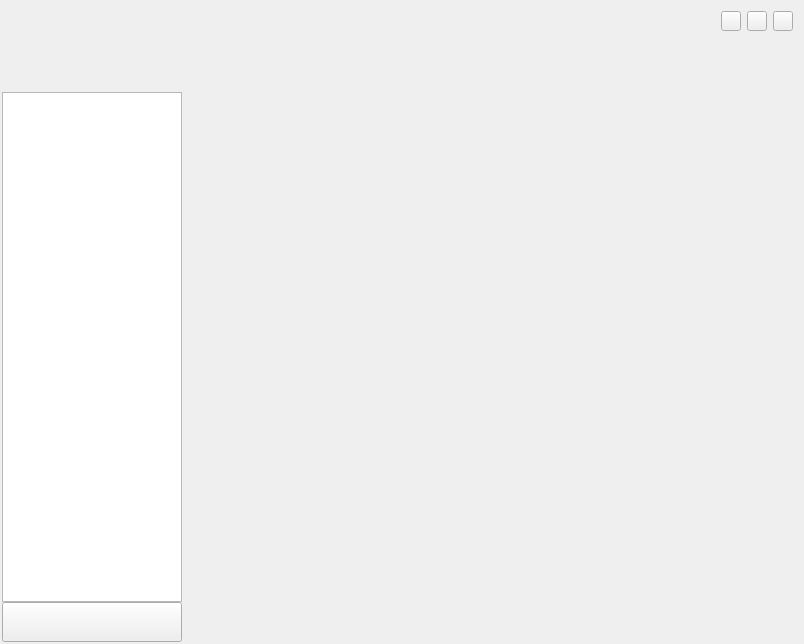
Before: the Qt Designer form widget.ui in LearnALittleMore/cyg-tool, drawn with Qt 5.
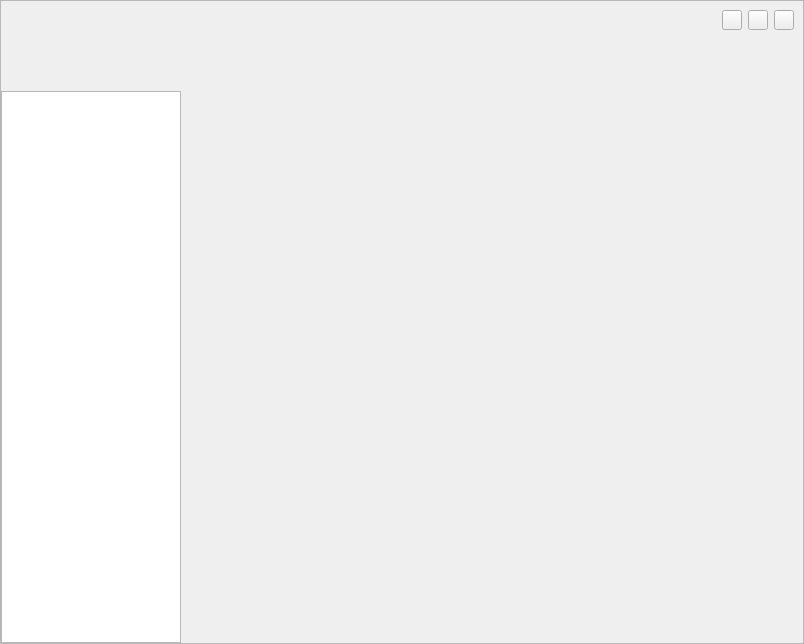
After: the same form once the commit is applied.

Commit message: [*]修改布局 [!]fix bugs

The edit to the form file:
```diff
--- a/widget.ui
+++ b/widget.ui
@@ -21,114 +21,44 @@
   </property>
   <layout class="QGridLayout" name="gridLayout">
    <property name="leftMargin">
-    <number>2</number>
+    <number>0</number>
    </property>
    <property name="topMargin">
-    <number>2</number>
+    <number>0</number>
    </property>
    <property name="rightMargin">
-    <number>2</number>
+    <number>0</number>
    </property>
    <property name="bottomMargin">
-    <number>2</number>
+    <number>0</number>
    </property>
    <property name="spacing">
     <number>0</number>
    </property>
    <item row="0" column="0">
-    <widget class="QWidget" name="widget_name" native="true">
-     <property name="sizePolicy">
-      <sizepolicy hsizetype="Fixed" vsizetype="Fixed">
-       <horstretch>0</horstretch>
-       <verstretch>0</verstretch>
-      </sizepolicy>
+    <widget class="QFrame" name="frame_background">
+     <property name="frameShape">
+      <enum>QFrame::Shape::StyledPanel</enum>
      </property>
-     <property name="minimumSize">
-      <size>
-       <width>180</width>
-       <height>90</height>
-      </size>
+     <property name="frameShadow">
+      <enum>QFrame::Shadow::Raised</enum>
      </property>
-     <property name="maximumSize">
-      <size>
-       <width>180</width>
-       <height>90</height>
-      </size>
-     </property>
-     <property name="styleSheet">
-      <string notr="true"/>
-     </property>
-     <layout class="QHBoxLayout" name="horizontalLayout_3">
-      <item>
-       <spacer name="horizontalSpacer_2">
-        <property name="orientation">
-         <enum>Qt::Orientation::Horizontal</enum>
-        </property>
-        <property name="sizeHint" stdset="0">
-         <size>
-          <width>49</width>
-          <height>20</height>
-         </size>
-        </property>
-       </spacer>
-      </item>
-      <item>
-       <widget class="QLabel" name="label_icon">
-        <property name="sizePolicy">
-         <sizepolicy hsizetype="Fixed" vsizetype="Fixed">
-          <horstretch>0</horstretch>
-          <verstretch>0</verstretch>
-         </sizepolicy>
-        </property>
-        <property name="minimumSize">
-         <size>
-          <width>48</width>
-          <height>48</height>
-         </size>
-        </property>
-        <property name="maximumSize">
-         <size>
-          <width>48</width>
-          <height>48</height>
-         </size>
-        </property>
-        <property name="text">
-         <string/>
-        </property>
-       </widget>
-      </item>
-      <item>
-       <widget class="QLabel" name="label_tool_name">
-        <property name="sizePolicy">
-         <sizepolicy hsizetype="Expanding" vsizetype="Preferred">
-          <horstretch>0</horstretch>
-          <verstretch>0</verstretch>
-         </sizepolicy>
-        </property>
-        <property name="styleSheet">
-         <string notr="true"/>
-        </property>
-        <property name="text">
-         <string/>
-        </property>
-       </widget>
-      </item>
-      <item>
-       <spacer name="horizontalSpacer_3">
-        <property name="orientation">
-         <enum>Qt::Orientation::Horizontal</enum>
-        </property>
-        <property name="sizeHint" stdset="0">
-         <size>
-          <width>49</width>
-          <height>20</height>
-         </size>
-        </property>
-       </spacer>
-      </item>
-     </layout>
-    </widget>
-   </item>
+     <layout class="QGridLayout" name="gridLayout_2">
+      <property name="leftMargin">
+       <number>0</number>
+      </property>
+      <property name="topMargin">
+       <number>0</number>
+      </property>
+      <property name="rightMargin">
+       <number>0</number>
+      </property>
+      <property name="bottomMargin">
+       <number>0</number>
+      </property>
+      <property name="spacing">
+       <number>0</number>
+      </property>
    <item row="0" column="1">
     <widget class="QWidget" name="widget_title" native="true">
      <property name="sizePolicy">
@@ -269,6 +199,107 @@
      </layout>
     </widget>
    </item>
+      <item row="1" column="1">
+       <widget class="QStackedWidget" name="stackedWidget">
+        <property name="currentIndex">
+         <number>-1</number>
+        </property>
+       </widget>
+      </item>
+      <item row="0" column="0">
+       <widget class="QWidget" name="widget_name" native="true">
+        <property name="sizePolicy">
+         <sizepolicy hsizetype="Fixed" vsizetype="Fixed">
+          <horstretch>0</horstretch>
+          <verstretch>0</verstretch>
+         </sizepolicy>
+        </property>
+        <property name="minimumSize">
+         <size>
+          <width>180</width>
+          <height>90</height>
+         </size>
+        </property>
+        <property name="maximumSize">
+         <size>
+          <width>180</width>
+          <height>90</height>
+         </size>
+        </property>
+        <property name="styleSheet">
+         <string notr="true"/>
+        </property>
+        <layout class="QHBoxLayout" name="horizontalLayout_3">
+         <item>
+          <spacer name="horizontalSpacer_2">
+           <property name="orientation">
+            <enum>Qt::Orientation::Horizontal</enum>
+           </property>
+           <property name="sizeHint" stdset="0">
+            <size>
+             <width>49</width>
+             <height>20</height>
+            </size>
+           </property>
+          </spacer>
+         </item>
+         <item>
+          <widget class="QLabel" name="label_icon">
+           <property name="sizePolicy">
+            <sizepolicy hsizetype="Fixed" vsizetype="Fixed">
+             <horstretch>0</horstretch>
+             <verstretch>0</verstretch>
+            </sizepolicy>
+           </property>
+           <property name="minimumSize">
+            <size>
+             <width>48</width>
+             <height>48</height>
+            </size>
+           </property>
+           <property name="maximumSize">
+            <size>
+             <width>48</width>
+             <height>48</height>
+            </size>
+           </property>
+           <property name="text">
+            <string/>
+           </property>
+          </widget>
+         </item>
+         <item>
+          <widget class="QLabel" name="label_tool_name">
+           <property name="sizePolicy">
+            <sizepolicy hsizetype="Expanding" vsizetype="Preferred">
+             <horstretch>0</horstretch>
+             <verstretch>0</verstretch>
+            </sizepolicy>
+           </property>
+           <property name="styleSheet">
+            <string notr="true"/>
+           </property>
+           <property name="text">
+            <string/>
+           </property>
+          </widget>
+         </item>
+         <item>
+          <spacer name="horizontalSpacer_3">
+           <property name="orientation">
+            <enum>Qt::Orientation::Horizontal</enum>
+           </property>
+           <property name="sizeHint" stdset="0">
+            <size>
+             <width>49</width>
+             <height>20</height>
+            </size>
+           </property>
+          </spacer>
+         </item>
+        </layout>
+       </widget>
+      </item>
    <item row="1" column="0">
     <widget class="QListWidget" name="listWidget">
      <property name="sizePolicy">
@@ -294,80 +325,6 @@
      </property>
      <property name="styleSheet">
       <string notr="true"/>
-     </property>
-    </widget>
-   </item>
-   <item row="1" column="1">
-    <widget class="QStackedWidget" name="stackedWidget">
-     <property name="currentIndex">
-      <number>-1</number>
-     </property>
-    </widget>
-   </item>
-   <item row="2" column="0">
-    <widget class="QWidget" name="widget_setting_background" native="true">
-     <property name="sizePolicy">
-      <sizepolicy hsizetype="Fixed" vsizetype="Fixed">
-       <horstretch>0</horstretch>
-       <verstretch>0</verstretch>
-      </sizepolicy>
-     </property>
-     <property name="minimumSize">
-      <size>
-       <width>180</width>
-       <height>40</height>
-      </size>
-     </property>
-     <property name="maximumSize">
-      <size>
-       <width>180</width>
-       <height>40</height>
-      </size>
-     </property>
-     <layout class="QHBoxLayout" name="horizontalLayout_4">
-      <property name="spacing">
-       <number>0</number>
-      </property>
-      <property name="leftMargin">
-       <number>0</number>
-      </property>
-      <property name="topMargin">
-       <number>0</number>
-      </property>
-      <property name="rightMargin">
-       <number>0</number>
-      </property>
-      <property name="bottomMargin">
-       <number>0</number>
-      </property>
-      <item>
-       <widget class="QPushButton" name="btn_setting">
-        <property name="sizePolicy">
-         <sizepolicy hsizetype="Fixed" vsizetype="Fixed">
-          <horstretch>0</horstretch>
-          <verstretch>0</verstretch>
-         </sizepolicy>
-        </property>
-        <property name="minimumSize">
-         <size>
-          <width>180</width>
-          <height>40</height>
-         </size>
-        </property>
-        <property name="maximumSize">
-         <size>
-          <width>180</width>
-          <height>40</height>
-         </size>
-        </property>
-        <property name="toolTipDuration">
-         <number>0</number>
-        </property>
-        <property name="styleSheet">
-         <string notr="true"/>
-        </property>
-        <property name="text">
-         <string/>
         </property>
        </widget>
       </item>
```
Lines whose indentation alone changed are shown as unchanged. The commit also changes 6 other files.
